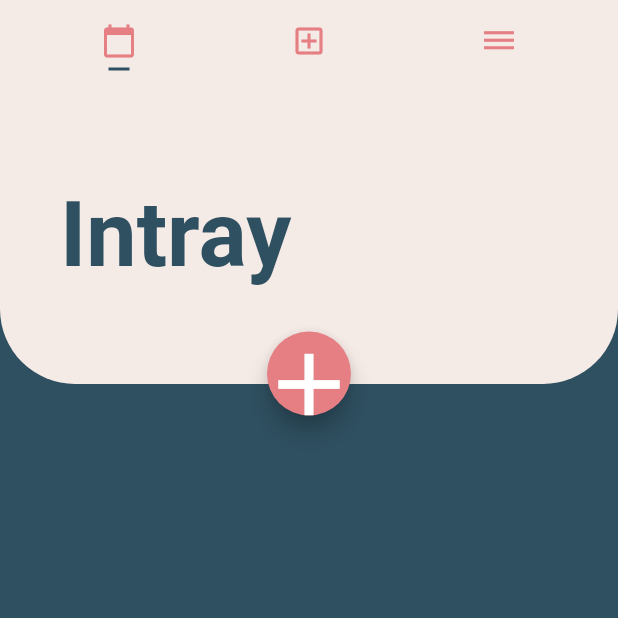
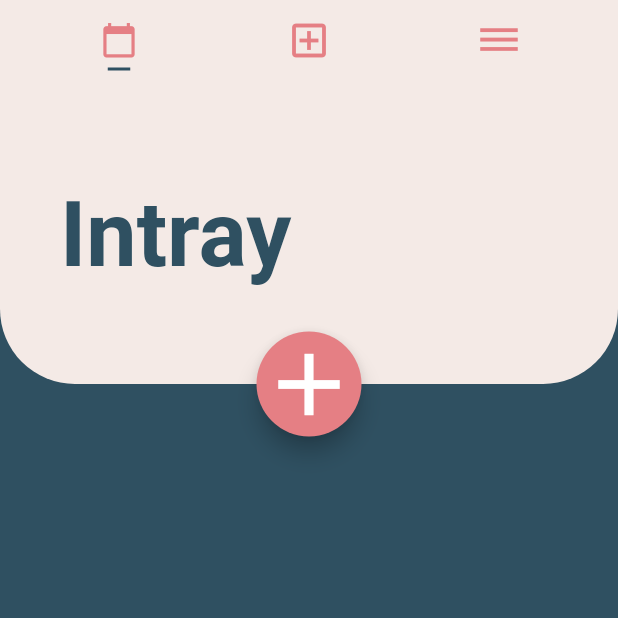
Before and after one commit to uyentrannn/ProductivityApp, a Flutter app: the screen it shows after launch, on a phone screen of 412 x 824 dp, the top half of it. Run offline on Flutter 3.47's test engine with Material 2 defaults, Android fonts, the phone set to English and light mode, and no system bars; Roboto replaces fonts that are missing (Helvetica Neue).

Commit message:
Create Navigation Bar #1

```diff
--- a/App/ProductivityApp/lib/main.dart
+++ b/App/ProductivityApp/lib/main.dart
@@ -71,7 +71,7 @@ class _MyHomePageState extends State<MyHomePage> {
                 ),
               ),
               Container(
-                // height: 70,
+                height: 70,
                 width: 70,
                 margin: EdgeInsets.only(top: 165, left: MediaQuery.of(context).size.width*0.5-35),
                 child: FloatingActionButton(
@@ -86,13 +86,13 @@ class _MyHomePageState extends State<MyHomePage> {
               title: new TabBar(
                 tabs: [
                   Tab(
-                    icon: new Icon(Icons.calendar_today),
+                    icon: new Icon(Icons.calendar_today, size: 25),
                   ),
                   Tab(
-                    icon: new Icon(Icons.add_box_outlined),
+                    icon: new Icon(Icons.add_box_outlined, size: 30),
                   ),
                   Tab(
-                    icon: new Icon(Icons.dehaze),
+                    icon: new Icon(Icons.dehaze, size: 30),
                   ),
                 ],
                 labelColor: coral,
```
